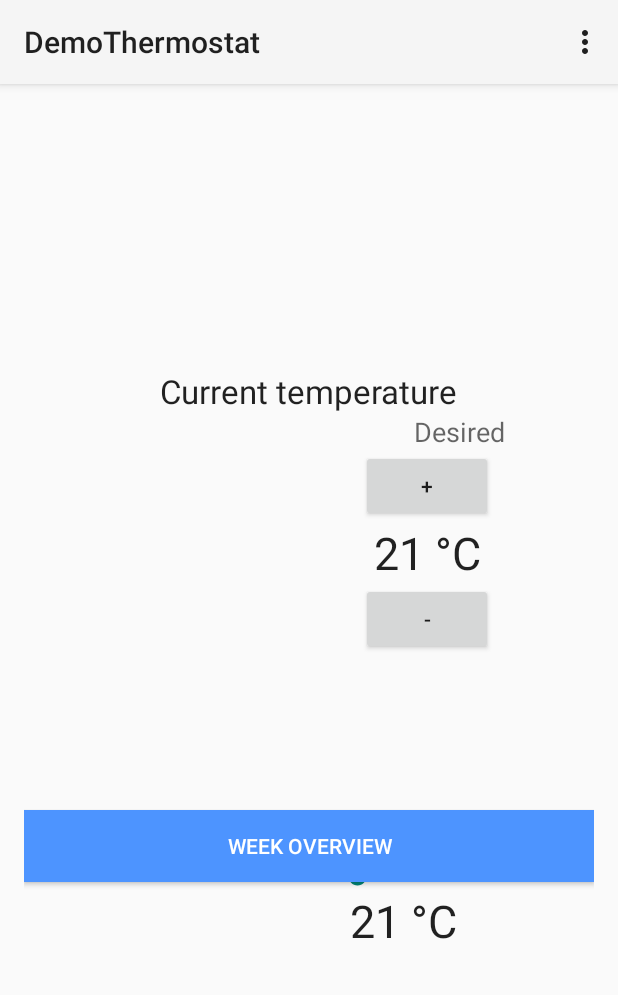
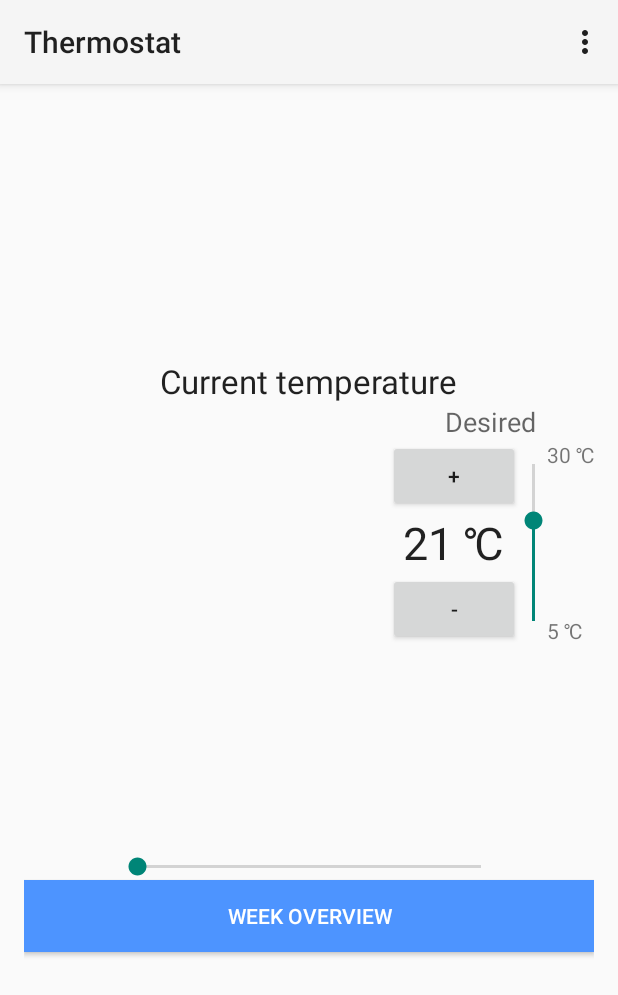
Before and after one commit to HTI-35/Thermostat, an Android app: the screen it shows after launch (ThermostatActivity), on a phone screen of 412 x 824 dp. Shown: the top 995 px of the screen. Run offline under Robolectric (Android 15) with nearby library versions, the phone set to English and light mode, and no system bars.

Commit message:
Implemented vertical Seekbar

```diff
--- a/DemoThermostat/app/build.gradle
+++ b/DemoThermostat/app/build.gradle
@@ -6,7 +6,7 @@ android {
 
     defaultConfig {
         applicationId "nl.tue.demothermostat"
-        minSdkVersion 21
+        minSdkVersion 15
         targetSdkVersion 22
         versionCode 1
         versionName "1.0"
--- a/DemoThermostat/app/src/main/java/nl/tue/demothermostat/ThermostatActivity.java
+++ b/DemoThermostat/app/src/main/java/nl/tue/demothermostat/ThermostatActivity.java
@@ -17,7 +17,7 @@ public class ThermostatActivity extends Activity {
 
     int vTemp = 21;//target temperature
     TextView targetTemp;
-    SeekBar seekBar;
+    VerticalSeekBar seekBar;
 
     @Override
     protected void onCreate(Bundle savedInstanceState) {
@@ -27,12 +27,12 @@ public class ThermostatActivity extends Activity {
         final Button bDecrTemp = (Button)findViewById(R.id.bDecrTemp);
         Button bWeekOverview = (Button)findViewById(R.id.bWeekOverview);
         targetTemp = (TextView)findViewById(R.id.targetTemp);
-        seekBar = (SeekBar)findViewById(R.id.seekBar);
+        seekBar = (VerticalSeekBar)findViewById(R.id.tempSeekbar);
         seekBar.setProgress(vTemp - 5);
         seekBar.setOnSeekBarChangeListener(new SeekBar.OnSeekBarChangeListener() {
             @Override
             public void onProgressChanged(SeekBar seekBar, int progress, boolean fromUser) {
-                targetTemp.setText( (progress + 5) + " \u0026");
+                targetTemp.setText( (progress + 5) + " \u2103");
                 vTemp = progress + 5;
                 if (vTemp == 30) { //graying out buttons and reenabling them
                     bIncrTemp.setClickable(false);
--- /dev/null
+++ b/DemoThermostat/app/src/main/java/nl/tue/demothermostat/VerticalSeekBar.java
@@ -0,0 +1,59 @@
+package nl.tue.demothermostat;
+
+import android.content.Context;
+import android.graphics.Canvas;
+import android.util.AttributeSet;
+import android.view.MotionEvent;
+import android.widget.SeekBar;
+
+public class VerticalSeekBar extends SeekBar {
+
+    public VerticalSeekBar(Context context) {
+        super(context);
+    }
+
+    public VerticalSeekBar(Context context, AttributeSet attrs, int defStyle) {
+        super(context, attrs, defStyle);
+    }
+
+    public VerticalSeekBar(Context context, AttributeSet attrs) {
+        super(context, attrs);
+    }
+
+    protected void onSizeChanged(int w, int h, int oldw, int oldh) {
+        super.onSizeChanged(h, w, oldh, oldw);
+    }
+
+    @Override
+    protected synchronized void onMeasure(int widthMeasureSpec, int heightMeasureSpec) {
+        super.onMeasure(heightMeasureSpec, widthMeasureSpec);
+        setMeasuredDimension(getMeasuredHeight(), getMeasuredWidth());
+    }
+
+    protected void onDraw(Canvas c) {
+        c.rotate(-90);
+        c.translate(-getHeight(), 0);
+
+        super.onDraw(c);
+    }
+
+    @Override
+    public boolean onTouchEvent(MotionEvent event) {
+        if (!isEnabled()) {
+            return false;
+        }
+
+        switch (event.getAction()) {
+            case MotionEvent.ACTION_DOWN:
+            case MotionEvent.ACTION_MOVE:
+            case MotionEvent.ACTION_UP:
+                setProgress(getMax() - (int) (getMax() * event.getY() / getHeight()));
+                onSizeChanged(getWidth(), getHeight(), 0, 0);
+                break;
+
+            case MotionEvent.ACTION_CANCEL:
+                break;
+        }
+        return true;
+    }
+}
--- a/DemoThermostat/app/src/main/res/layout/activity_thermostat.xml
+++ b/DemoThermostat/app/src/main/res/layout/activity_thermostat.xml
@@ -17,11 +17,31 @@
         android:layout_centerHorizontal="true" />
 
     <RelativeLayout
-        android:layout_width="match_parent"
+        android:layout_width="wrap_content"
         android:layout_height="wrap_content"
-        android:layout_below="@+id/desiredText"
-        android:layout_alignEnd="@+id/desiredText"
-        android:layout_alignStart="@+id/currTemp">
+        android:layout_below="@+id/currentTempText"
+        android:layout_alignRight="@+id/bWeekOverview"
+        android:layout_alignEnd="@+id/bWeekOverview">
+
+        <TextView
+            android:layout_width="wrap_content"
+            android:layout_height="wrap_content"
+            android:textAppearance="?android:attr/textAppearanceMedium"
+            android:text="Desired"
+            android:id="@+id/desiredText"
+            android:layout_centerHorizontal="true"/>
+
+        <RelativeLayout
+            android:layout_width="wrap_content"
+            android:layout_height="wrap_content"
+            android:layout_below="@id/desiredText"
+            android:layout_centerHorizontal="true">
+
+            <RelativeLayout
+                android:layout_width="wrap_content"
+                android:layout_height="wrap_content"
+                android:id="@+id/tempButtonsLO">
+
                 <Button
                     android:layout_width="wrap_content"
                     android:layout_height="wrap_content"
@@ -33,7 +53,7 @@
                     android:layout_width="wrap_content"
                     android:layout_height="wrap_content"
                     android:textAppearance="?android:attr/textAppearanceLarge"
-        android:text="21 \u00B0C"
+                    android:text="21 \u2103"
                     android:textSize="30sp"
                     android:id="@+id/targetTemp"
                     android:layout_below="@+id/bIncrTemp"
@@ -46,6 +66,37 @@
                     android:id="@+id/bDecrTemp"
                     android:layout_below="@+id/targetTemp"
                     android:layout_centerHorizontal="true" />
+
+            </RelativeLayout>
+
+            <nl.tue.demothermostat.VerticalSeekBar
+                android:layout_width="wrap_content"
+                android:layout_height="match_parent"
+                android:id="@+id/tempSeekbar"
+                android:layout_toRightOf="@id/tempButtonsLO"
+                android:layout_alignTop="@id/tempButtonsLO"
+                android:layout_alignBottom="@id/tempButtonsLO"
+                android:max="25"/>
+
+            <TextView
+                android:layout_width="wrap_content"
+                android:layout_height="wrap_content"
+                android:textAppearance="?android:attr/textAppearanceSmall"
+                android:text="30 \u2103"
+                android:id="@+id/maxTText"
+                android:layout_toRightOf="@id/tempSeekbar"
+                android:layout_alignTop="@id/tempSeekbar"/>
+
+            <TextView
+                android:layout_width="wrap_content"
+                android:layout_height="wrap_content"
+                android:textAppearance="?android:attr/textAppearanceSmall"
+                android:text="5 \u2103"
+                android:id="@+id/minTText"
+                android:layout_toRightOf="@id/tempSeekbar"
+                android:layout_alignBottom="@id/tempSeekbar"/>
+
+        </RelativeLayout>
 
     </RelativeLayout>
 
@@ -66,23 +117,14 @@
         android:textSize="30sp"
         android:id="@+id/currTemp"
         android:layout_centerVertical="true"
-        android:layout_alignEnd="@+id/currentTempText" />
+        android:layout_alignRight="@+id/currentTempText" />
 
     <Button
         style="@style/button"
         android:layout_height="wrap_content"
         android:text="Week Overview"
         android:id="@+id/bWeekOverview"
-        android:layout_above="@+id/currTemp"
-        android:layout_alignParentStart="true" />
-
-    <TextView
-        android:layout_width="wrap_content"
-        android:layout_height="wrap_content"
-        android:textAppearance="?android:attr/textAppearanceMedium"
-        android:text="Desired"
-        android:id="@+id/desiredText"
-        android:layout_below="@+id/currentTempText"
-        android:layout_alignEnd="@+id/seekBar" />
+        android:layout_below="@+id/seekBar"
+        android:layout_alignParentRight="true" />
 
 </RelativeLayout>
--- a/DemoThermostat/app/src/main/res/values/strings.xml
+++ b/DemoThermostat/app/src/main/res/values/strings.xml
@@ -1,5 +1,5 @@
 <resources>
-    <string name="app_name">DemoThermostat</string>
+    <string name="app_name">Thermostat</string>
 
     <string name="hello_world">Hello world!  Anne</string>
     <string name="hello_world2">twee</string>
```
Lines whose indentation alone changed are shown as unchanged.
